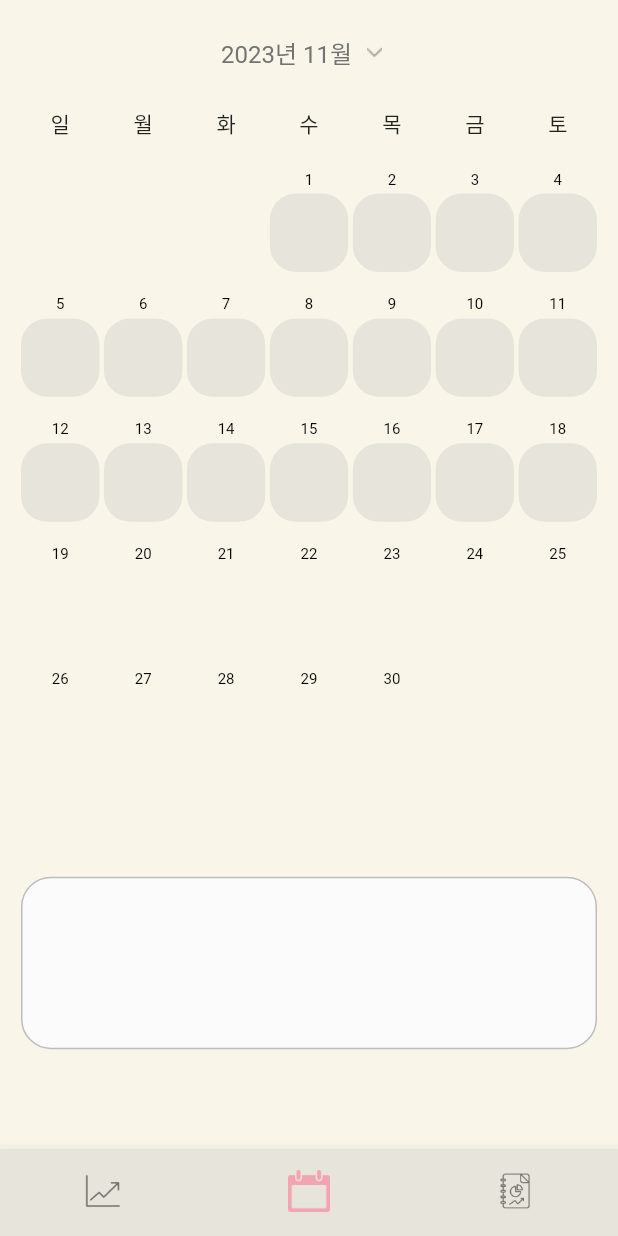
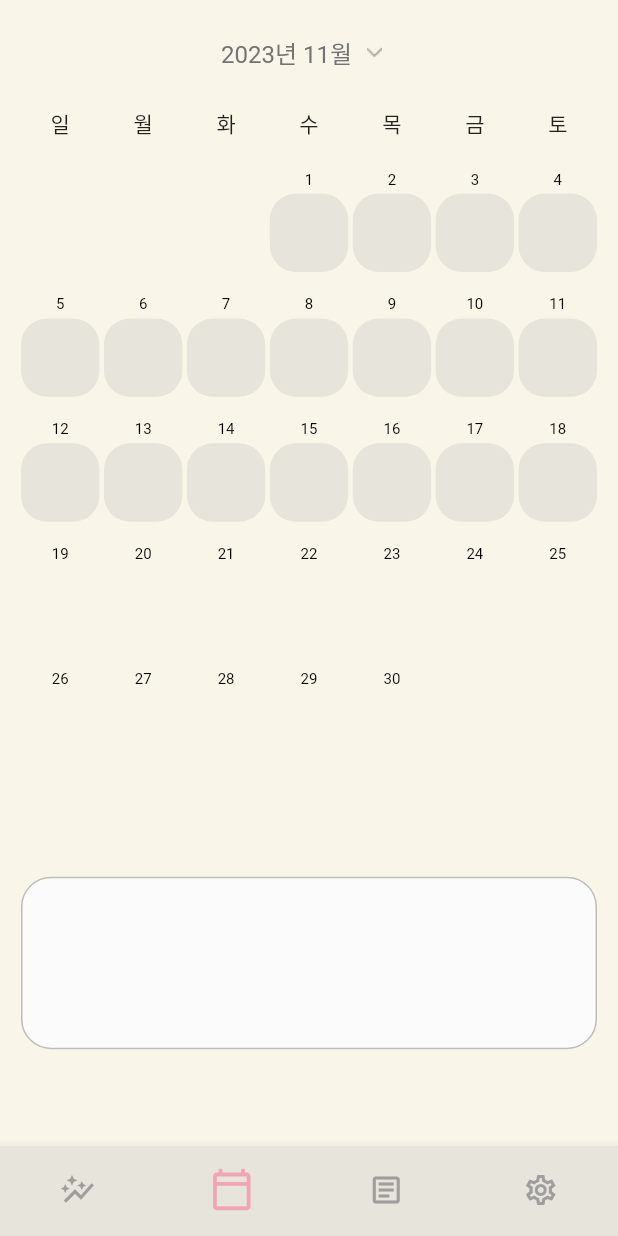
Before and after one commit to snuhcs-course/swpp-2023-project-team-4, a Flutter app: the screen it shows after launch, on a phone screen of 412 x 824 dp. Run offline on Flutter 3.47's test engine with Material 2 defaults, Android fonts, the phone set to English and light mode, and no system bars; our stand-ins replace cached_network_image, dio, equatable, firebase_auth, firebase_core, flutter_easyloading and 5 more; accounts and stored records are empty; generated files the repository leaves out were written again; Roboto replaces fonts that are missing (NanumBarunGothic); project files that could hold a hidden picture were left out.

Commit message:
:sparkles: settings 스크린 추가

```diff
--- a/my_stock/lib/app/presentation/screen/bottom_nav_0_main_indexed_stack_screen/main_indexed_stack_screen.dart
+++ b/my_stock/lib/app/presentation/screen/bottom_nav_0_main_indexed_stack_screen/main_indexed_stack_screen.dart
@@ -2,6 +2,7 @@ import 'package:flutter/material.dart';
 import 'package:my_stock/app/presentation/screen/bottom_nav_1_graph_screen/graph_screen.dart';
 import 'package:my_stock/app/presentation/screen/bottom_nav_2_calendar_screen/calendar_screen.dart';
 import 'package:my_stock/app/presentation/screen/bottom_nav_3_report_screen/report_screen.dart';
+import 'package:my_stock/app/presentation/screen/bottom_nav_4_settings_screen/settings_screen.dart';
 import 'package:my_stock/core/theme/color_theme.dart';
 
 part 'widgets/selectable_bottom_navigation_bar_item.dart';
@@ -28,10 +29,11 @@ class _MainIndexedStackScreenState extends State<MainIndexedStackScreen> {
           GraphScreen(),
           const CalendarScreen(),
           const ReportScreen(),
+          const SettingsScreen(),
         ],
       ),
-      bottomNavigationBar: Container(
-        child: BottomNavigationBar(
+      bottomNavigationBar: BottomNavigationBar(
+        type: BottomNavigationBarType.fixed,
         backgroundColor: EmotionColor.notFilled,
         currentIndex: currentIndex,
         onTap: (index) {
@@ -45,27 +47,33 @@ class _MainIndexedStackScreenState extends State<MainIndexedStackScreen> {
           BottomNavigationBarItem(
             icon: _SelectableBottomNavigationBarItem(
               isSelected: currentIndex == 0,
-                asset: "assets/images/graph.png",
+              icon: Icons.auto_graph_outlined,
             ),
             label: '',
           ),
           BottomNavigationBarItem(
             icon: _SelectableBottomNavigationBarItem(
               isSelected: currentIndex == 1,
-                asset: "assets/images/calendar.png",
+              icon: Icons.calendar_today_outlined,
             ),
             label: '',
           ),
           BottomNavigationBarItem(
             icon: _SelectableBottomNavigationBarItem(
               isSelected: currentIndex == 2,
-                asset: "assets/images/report.png",
+              icon: Icons.article_outlined,
+            ),
+            label: '',
+          ),
+          BottomNavigationBarItem(
+            icon: _SelectableBottomNavigationBarItem(
+              isSelected: currentIndex == 3,
+              icon: Icons.settings_outlined,
             ),
             label: '',
           ),
         ],
       ),
-      ),
     );
   }
 }
--- a/my_stock/lib/app/presentation/screen/bottom_nav_0_main_indexed_stack_screen/widgets/selectable_bottom_navigation_bar_item.dart
+++ b/my_stock/lib/app/presentation/screen/bottom_nav_0_main_indexed_stack_screen/widgets/selectable_bottom_navigation_bar_item.dart
@@ -1,23 +1,21 @@
 part of '../main_indexed_stack_screen.dart';
 
 class _SelectableBottomNavigationBarItem extends StatelessWidget {
-  final String asset;
+  final IconData icon;
   final bool isSelected;
 
   const _SelectableBottomNavigationBarItem({
     super.key,
-    required this.asset,
+    required this.icon,
     required this.isSelected,
   });
 
   @override
   Widget build(BuildContext context) {
-    return Image.asset(
-      asset,
-      width: isSelected ? 28 : 24,
-      height: isSelected ? 28 : 24,
-      fit: BoxFit.fill,
-      color: isSelected ? IconColor.selected : null,
+    return Icon(
+      icon,
+      size: isSelected ? 30 : 24,
+      color: isSelected ? IconColor.selected.withOpacity(0.5) : Colors.grey,
     );
   }
 }
--- /dev/null
+++ b/my_stock/lib/app/presentation/screen/bottom_nav_4_settings_screen/settings_screen.dart
@@ -0,0 +1,13 @@
+import 'package:flutter/material.dart';
+import 'package:my_stock/core/theme/color_theme.dart';
+
+class SettingsScreen extends StatelessWidget {
+  const SettingsScreen({super.key});
+
+  @override
+  Widget build(BuildContext context) {
+    return Scaffold(
+      backgroundColor: BackgroundColor.defaultColor,
+    );
+  }
+}
```
Lines whose indentation alone changed are shown as unchanged.
